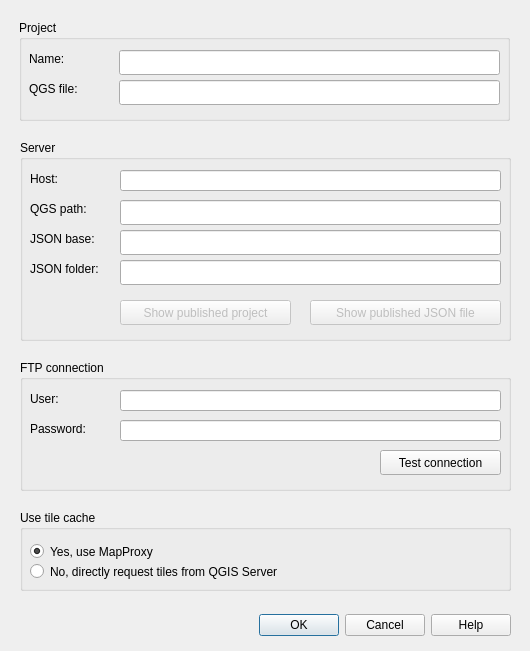
This is layertree2json_dialog_settings.ui in geraldo/layertree2json as Qt 5 draws it before an edit. The edited form follows.
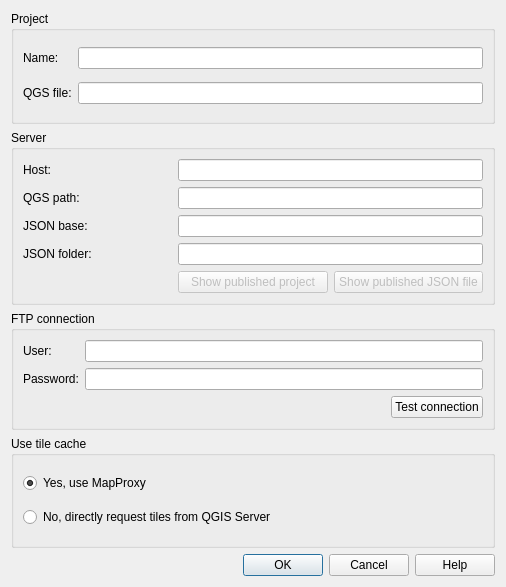
This is the edited form. Custom widgets are drawn as their Qt base class.

Commit message: make UI responsive (fix #15)

Patch:
```diff
--- a/layertree2json_dialog_settings.ui
+++ b/layertree2json_dialog_settings.ui
@@ -6,367 +6,241 @@
    <rect>
     <x>0</x>
     <y>0</y>
-    <width>530</width>
-    <height>651</height>
+    <width>506</width>
+    <height>587</height>
    </rect>
   </property>
   <property name="windowTitle">
    <string>LayerTree2JSON</string>
   </property>
-  <widget class="QDialogButtonBox" name="buttonBoxSettings">
-   <property name="geometry">
-    <rect>
-     <x>20</x>
-     <y>610</y>
-     <width>491</width>
-     <height>30</height>
-    </rect>
-   </property>
-   <property name="layoutDirection">
-    <enum>Qt::LeftToRight</enum>
-   </property>
-   <property name="orientation">
-    <enum>Qt::Horizontal</enum>
-   </property>
-   <property name="standardButtons">
-    <set>QDialogButtonBox::Cancel|QDialogButtonBox::Help|QDialogButtonBox::Ok</set>
-   </property>
-   <property name="centerButtons">
-    <bool>false</bool>
-   </property>
-  </widget>
-  <widget class="QGroupBox" name="groupFtp">
-   <property name="geometry">
-    <rect>
-     <x>20</x>
-     <y>360</y>
-     <width>491</width>
-     <height>131</height>
-    </rect>
-   </property>
-   <property name="title">
-    <string>FTP connection</string>
-   </property>
-   <widget class="QLabel" name="labelUser">
-    <property name="geometry">
-     <rect>
-      <x>10</x>
-      <y>30</y>
-      <width>67</width>
-      <height>17</height>
-     </rect>
-    </property>
-    <property name="text">
-     <string>User:</string>
-    </property>
-   </widget>
-   <widget class="QLabel" name="labelPassword">
-    <property name="geometry">
-     <rect>
-      <x>10</x>
-      <y>60</y>
-      <width>71</width>
-      <height>17</height>
-     </rect>
-    </property>
-    <property name="text">
-     <string>Password:</string>
-    </property>
-   </widget>
-   <widget class="QLineEdit" name="inputUser">
-    <property name="geometry">
-     <rect>
-      <x>100</x>
-      <y>30</y>
-      <width>381</width>
-      <height>21</height>
-     </rect>
-    </property>
-    <property name="text">
-     <string/>
-    </property>
-   </widget>
-   <widget class="QgsPasswordLineEdit" name="inputPassword">
-    <property name="geometry">
-     <rect>
-      <x>100</x>
-      <y>60</y>
-      <width>381</width>
-      <height>21</height>
-     </rect>
-    </property>
-    <property name="text">
-     <string/>
-    </property>
-   </widget>
-   <widget class="QPushButton" name="buttonTest">
-    <property name="geometry">
-     <rect>
-      <x>360</x>
-      <y>90</y>
-      <width>121</width>
-      <height>25</height>
-     </rect>
-    </property>
-    <property name="text">
-     <string>Test connection</string>
-    </property>
-   </widget>
-  </widget>
-  <widget class="QGroupBox" name="groupCache">
-   <property name="geometry">
-    <rect>
-     <x>20</x>
-     <y>510</y>
-     <width>491</width>
-     <height>81</height>
-    </rect>
-   </property>
-   <property name="title">
-    <string>Use tile cache</string>
-   </property>
-   <widget class="QRadioButton" name="radioQgisserver">
-    <property name="geometry">
-     <rect>
-      <x>10</x>
-      <y>50</y>
-      <width>461</width>
-      <height>23</height>
-     </rect>
-    </property>
-    <property name="toolTip">
-     <string>Not using the tile proxy should be avoided for production servers.</string>
-    </property>
-    <property name="text">
-     <string>No, directly request tiles from QGIS Server</string>
-    </property>
-    <property name="checked">
-     <bool>false</bool>
-    </property>
-   </widget>
-   <widget class="QRadioButton" name="radioMapproxy">
-    <property name="geometry">
-     <rect>
-      <x>10</x>
-      <y>30</y>
-      <width>461</width>
-      <height>23</height>
-     </rect>
-    </property>
-    <property name="toolTip">
-     <string>In case you changed the symbology of any layer, you have to empty the specific mapproxy layer at /opt/mappproxy/ssa/cache_data
-In cased you changed any layer or group name, you have to change mapproxy configuration file at /opt/mappproxy/ssa/mapproxy.json</string>
-    </property>
-    <property name="text">
-     <string>Yes, use MapProxy </string>
-    </property>
-    <property name="checked">
-     <bool>true</bool>
-    </property>
-   </widget>
-  </widget>
+  <layout class="QVBoxLayout" name="verticalLayout">
+   <item>
   <widget class="QGroupBox" name="groupProject">
-   <property name="geometry">
-    <rect>
-     <x>19</x>
-     <y>20</y>
-     <width>491</width>
-     <height>101</height>
-    </rect>
+     <property name="sizePolicy">
+      <sizepolicy hsizetype="Expanding" vsizetype="Preferred">
+       <horstretch>0</horstretch>
+       <verstretch>0</verstretch>
+      </sizepolicy>
    </property>
    <property name="title">
     <string>Project</string>
    </property>
-   <widget class="QLineEdit" name="inputProjectName">
-    <property name="geometry">
-     <rect>
-      <x>100</x>
-      <y>30</y>
-      <width>381</width>
-      <height>25</height>
-     </rect>
-    </property>
-   </widget>
+     <layout class="QGridLayout" name="gridLayout">
+      <item row="0" column="0">
    <widget class="QLabel" name="labelProject">
-    <property name="geometry">
-     <rect>
-      <x>10</x>
-      <y>30</y>
-      <width>81</width>
-      <height>17</height>
-     </rect>
-    </property>
     <property name="text">
      <string>Name:</string>
     </property>
    </widget>
-   <widget class="QLineEdit" name="inputQgsFile">
-    <property name="geometry">
-     <rect>
-      <x>100</x>
-      <y>60</y>
-      <width>381</width>
-      <height>25</height>
-     </rect>
-    </property>
-    <property name="text">
-     <string/>
-    </property>
-   </widget>
+      </item>
+      <item row="0" column="1">
+       <widget class="QLineEdit" name="inputProjectName"/>
+      </item>
+      <item row="1" column="0">
    <widget class="QLabel" name="labelQgsFile">
-    <property name="geometry">
-     <rect>
-      <x>10</x>
-      <y>60</y>
-      <width>81</width>
-      <height>17</height>
-     </rect>
-    </property>
     <property name="text">
      <string>QGS file:</string>
     </property>
    </widget>
-  </widget>
+      </item>
+      <item row="1" column="1">
+       <widget class="QLineEdit" name="inputQgsFile">
+        <property name="text">
+         <string/>
+        </property>
+       </widget>
+      </item>
+     </layout>
+    </widget>
+   </item>
+   <item>
   <widget class="QGroupBox" name="groupServer">
-   <property name="geometry">
-    <rect>
-     <x>20</x>
-     <y>140</y>
-     <width>491</width>
-     <height>201</height>
-    </rect>
+     <property name="sizePolicy">
+      <sizepolicy hsizetype="Expanding" vsizetype="Preferred">
+       <horstretch>0</horstretch>
+       <verstretch>0</verstretch>
+      </sizepolicy>
    </property>
    <property name="title">
     <string>Server</string>
    </property>
-   <widget class="QLineEdit" name="inputQgsPath">
-    <property name="geometry">
-     <rect>
-      <x>100</x>
-      <y>60</y>
-      <width>381</width>
-      <height>25</height>
-     </rect>
-    </property>
-   </widget>
+     <layout class="QGridLayout" name="gridLayout_2">
+      <item row="0" column="0">
+       <widget class="QLabel" name="labelHost">
+        <property name="text">
+         <string>Host:</string>
+        </property>
+       </widget>
+      </item>
+      <item row="0" column="1" colspan="2">
+       <widget class="QLineEdit" name="inputHost">
+        <property name="text">
+         <string/>
+        </property>
+       </widget>
+      </item>
+      <item row="1" column="0">
    <widget class="QLabel" name="labelQgsPath">
-    <property name="geometry">
-     <rect>
-      <x>10</x>
-      <y>60</y>
-      <width>81</width>
-      <height>17</height>
-     </rect>
-    </property>
     <property name="text">
      <string>QGS path:</string>
     </property>
    </widget>
-   <widget class="QLineEdit" name="inputJsonPath">
-    <property name="geometry">
-     <rect>
-      <x>100</x>
-      <y>90</y>
-      <width>381</width>
-      <height>25</height>
-     </rect>
-    </property>
-   </widget>
+      </item>
+      <item row="1" column="1" colspan="2">
+       <widget class="QLineEdit" name="inputQgsPath"/>
+      </item>
+      <item row="2" column="0">
    <widget class="QLabel" name="labelJsonPath">
-    <property name="geometry">
-     <rect>
-      <x>10</x>
-      <y>90</y>
-      <width>81</width>
-      <height>17</height>
-     </rect>
-    </property>
     <property name="text">
      <string>JSON base:</string>
     </property>
    </widget>
+      </item>
+      <item row="2" column="1" colspan="2">
+       <widget class="QLineEdit" name="inputJsonPath"/>
+      </item>
+      <item row="3" column="0">
+       <widget class="QLabel" name="labelJsonPath2">
+        <property name="text">
+         <string>JSON folder:</string>
+        </property>
+       </widget>
+      </item>
+      <item row="3" column="1" colspan="2">
+       <widget class="QLineEdit" name="inputJsonPath2"/>
+      </item>
+      <item row="4" column="1">
    <widget class="QPushButton" name="buttonShowProject">
     <property name="enabled">
      <bool>false</bool>
     </property>
-    <property name="geometry">
-     <rect>
-      <x>100</x>
-      <y>160</y>
-      <width>171</width>
-      <height>25</height>
-     </rect>
-    </property>
     <property name="text">
      <string>Show published project</string>
     </property>
    </widget>
+      </item>
+      <item row="4" column="2">
    <widget class="QPushButton" name="buttonShowJson">
     <property name="enabled">
      <bool>false</bool>
     </property>
-    <property name="geometry">
-     <rect>
-      <x>290</x>
-      <y>160</y>
-      <width>191</width>
-      <height>25</height>
-     </rect>
-    </property>
     <property name="text">
      <string>Show published JSON file</string>
     </property>
    </widget>
-   <widget class="QLineEdit" name="inputHost">
-    <property name="geometry">
-     <rect>
-      <x>100</x>
-      <y>30</y>
-      <width>381</width>
-      <height>21</height>
-     </rect>
-    </property>
+      </item>
+     </layout>
+    </widget>
+   </item>
+   <item>
+    <widget class="QGroupBox" name="groupFtp">
+     <property name="sizePolicy">
+      <sizepolicy hsizetype="Expanding" vsizetype="Preferred">
+       <horstretch>0</horstretch>
+       <verstretch>0</verstretch>
+      </sizepolicy>
+     </property>
+     <property name="title">
+      <string>FTP connection</string>
+     </property>
+     <layout class="QGridLayout" name="gridLayout_3">
+      <item row="0" column="0">
+       <widget class="QLabel" name="labelUser">
     <property name="text">
+         <string>User:</string>
+        </property>
+       </widget>
+      </item>
+      <item row="0" column="1">
+       <widget class="QLineEdit" name="inputUser">
+        <property name="text">
      <string/>
     </property>
    </widget>
-   <widget class="QLabel" name="labelHost">
-    <property name="geometry">
-     <rect>
-      <x>10</x>
-      <y>30</y>
-      <width>81</width>
-      <height>17</height>
-     </rect>
-    </property>
+      </item>
+      <item row="1" column="0">
+       <widget class="QLabel" name="labelPassword">
+        <property name="text">
+         <string>Password:</string>
+        </property>
+       </widget>
+      </item>
+      <item row="1" column="1">
+       <widget class="QgsPasswordLineEdit" name="inputPassword">
     <property name="text">
-     <string>Host:</string>
-    </property>
-   </widget>
-   <widget class="QLabel" name="labelJsonPath2">
-    <property name="geometry">
-     <rect>
-      <x>10</x>
-      <y>120</y>
-      <width>91</width>
-      <height>17</height>
-     </rect>
-    </property>
+         <string/>
+        </property>
+       </widget>
+      </item>
+      <item row="2" column="1" alignment="Qt::AlignRight">
+       <widget class="QPushButton" name="buttonTest">
+        <property name="text">
+         <string>Test connection</string>
+        </property>
+       </widget>
+      </item>
+     </layout>
+    </widget>
+   </item>
+   <item>
+    <widget class="QGroupBox" name="groupCache">
+     <property name="sizePolicy">
+      <sizepolicy hsizetype="Expanding" vsizetype="Preferred">
+       <horstretch>0</horstretch>
+       <verstretch>0</verstretch>
+      </sizepolicy>
+     </property>
+     <property name="title">
+      <string>Use tile cache</string>
+     </property>
+     <layout class="QVBoxLayout" name="verticalLayout_2">
+      <item>
+       <widget class="QRadioButton" name="radioMapproxy">
+        <property name="toolTip">
+         <string>In case you changed the symbology of any layer, you have to empty the specific mapproxy layer at /opt/mappproxy/ssa/cache_data
+In cased you changed any layer or group name, you have to change mapproxy configuration file at /opt/mappproxy/ssa/mapproxy.json</string>
+        </property>
     <property name="text">
-     <string>JSON folder:</string>
-    </property>
-   </widget>
-   <widget class="QLineEdit" name="inputJsonPath2">
-    <property name="geometry">
-     <rect>
-      <x>100</x>
-      <y>120</y>
-      <width>381</width>
-      <height>25</height>
-     </rect>
-    </property>
-   </widget>
-  </widget>
+         <string>Yes, use MapProxy </string>
+        </property>
+        <property name="checked">
+         <bool>true</bool>
+        </property>
+       </widget>
+      </item>
+      <item>
+       <widget class="QRadioButton" name="radioQgisserver">
+        <property name="toolTip">
+         <string>Not using the tile proxy should be avoided for production servers.</string>
+        </property>
+        <property name="text">
+         <string>No, directly request tiles from QGIS Server</string>
+        </property>
+        <property name="checked">
+         <bool>false</bool>
+        </property>
+       </widget>
+      </item>
+     </layout>
+    </widget>
+   </item>
+   <item>
+    <widget class="QDialogButtonBox" name="buttonBoxSettings">
+     <property name="layoutDirection">
+      <enum>Qt::LeftToRight</enum>
+     </property>
+     <property name="orientation">
+      <enum>Qt::Horizontal</enum>
+     </property>
+     <property name="standardButtons">
+      <set>QDialogButtonBox::Cancel|QDialogButtonBox::Help|QDialogButtonBox::Ok</set>
+     </property>
+     <property name="centerButtons">
+      <bool>false</bool>
+     </property>
+    </widget>
+   </item>
+  </layout>
  </widget>
  <customwidgets>
   <customwidget>
```
Lines whose indentation alone changed are shown as unchanged. The commit also changes 2 other files.
